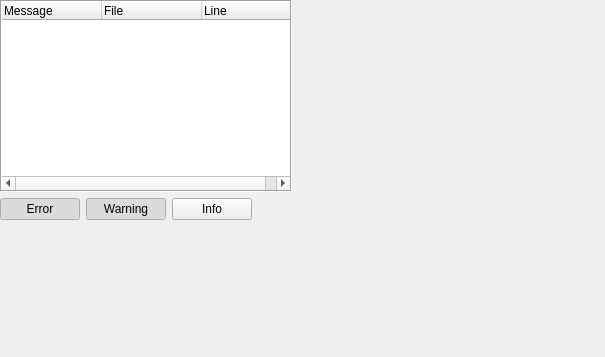
OFFIS-Automation/Framework, file modules/automation/projects/HilecGui/src/ScriptErrors/ScriptErrorWidget.ui: the form before one commit.
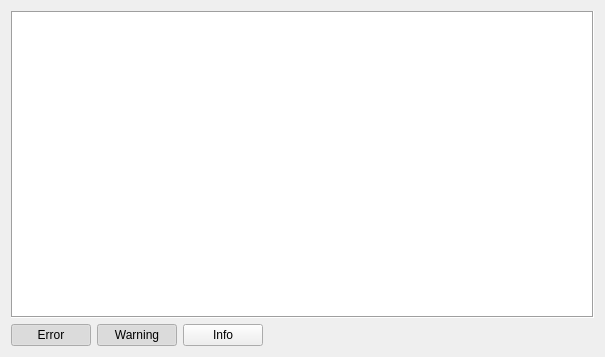
The form after the commit. Icons and pictures are not drawn.

Commit message: Layout fix for ScriptErrors

```diff
--- a/modules/automation/projects/HilecGui/src/ScriptErrors/ScriptErrorWidget.ui
+++ b/modules/automation/projects/HilecGui/src/ScriptErrors/ScriptErrorWidget.ui
@@ -13,7 +13,8 @@
   <property name="windowTitle">
    <string>Script problems</string>
   </property>
-  <widget class="QWidget" name="dockWidgetContents">
+  <layout class="QVBoxLayout" name="verticalLayout_2">
+   <item>
    <layout class="QVBoxLayout" name="verticalLayout">
     <item>
      <layout class="QVBoxLayout" name="verticalLayout_3">
@@ -26,7 +27,7 @@
          <set>QAbstractItemView::NoEditTriggers</set>
         </property>
         <attribute name="headerVisible">
-         <bool>true</bool>
+          <bool>false</bool>
         </attribute>
         <column>
          <property name="text">
@@ -119,7 +120,8 @@
      </layout>
     </item>
    </layout>
-  </widget>
+   </item>
+  </layout>
  </widget>
  <resources>
   <include location="../../../ProjectEditor/images/images.qrc"/>
```
Lines whose indentation alone changed are shown as unchanged.
